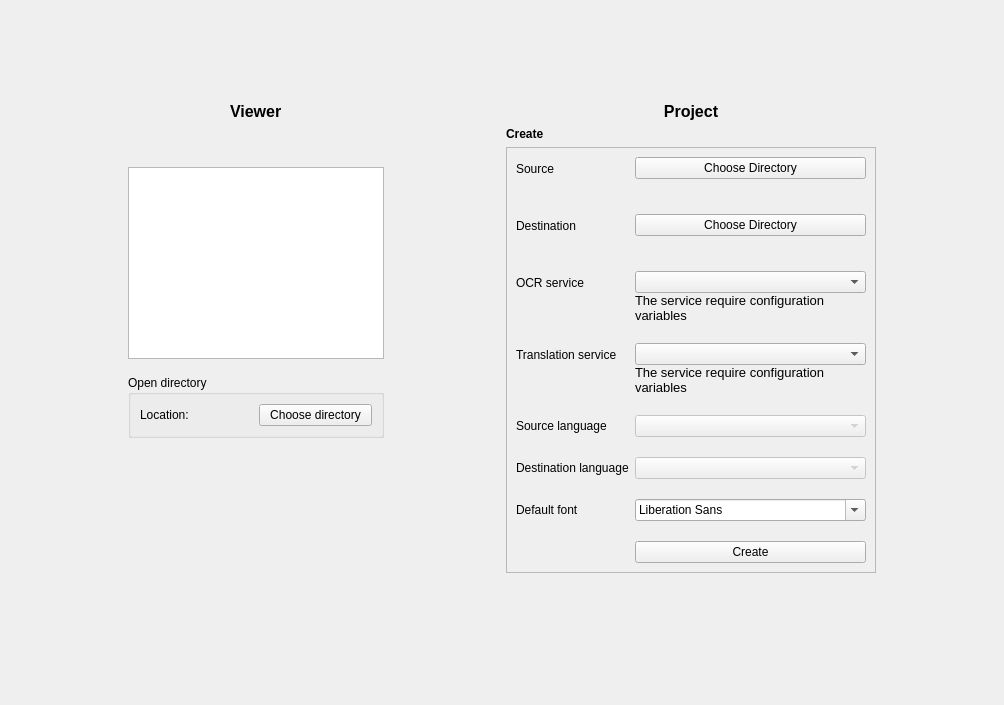
Qt form gui/Transcan/ui/home_page.ui (SimonRacaud/TranscanEditor) before a commit.
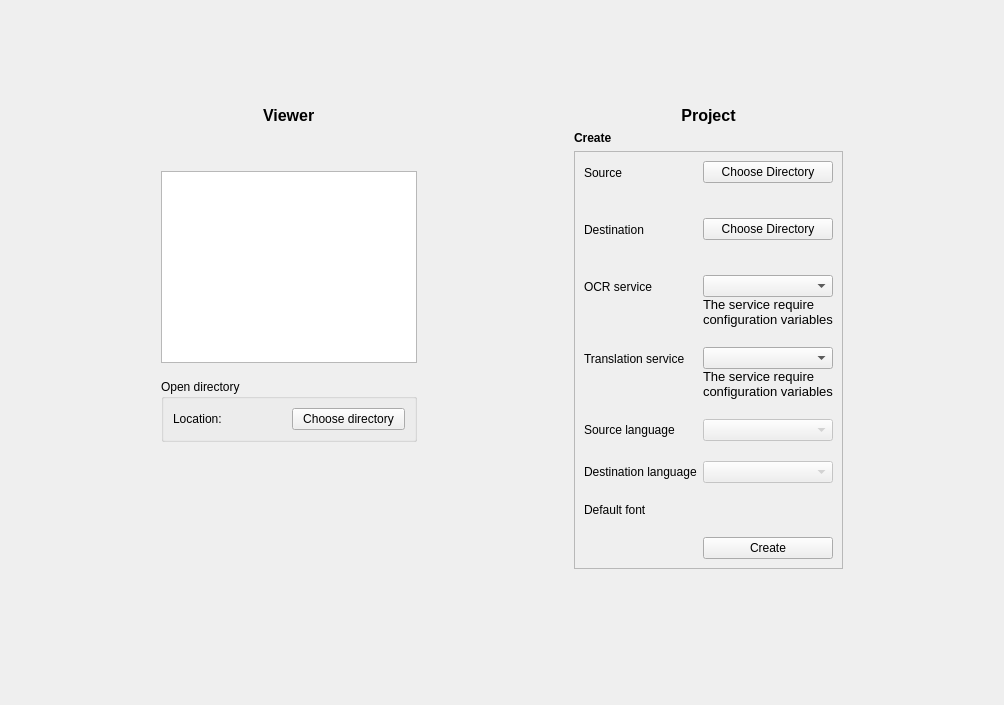
The same form after that commit.

Commit message: feat(ui): new font selector widget. Select regular, sfx or local fonts

Diff of the .ui file:
```diff
--- a/gui/Transcan/ui/home_page.ui
+++ b/gui/Transcan/ui/home_page.ui
@@ -483,16 +483,6 @@
               </property>
              </widget>
             </item>
-            <item row="8" column="0">
-             <widget class="QLabel" name="fontLabel">
-              <property name="text">
-               <string>Default font</string>
-              </property>
-             </widget>
-            </item>
-            <item row="8" column="1">
-             <widget class="QFontComboBox" name="fontComboBox"/>
-            </item>
             <item row="9" column="1">
              <widget class="QPushButton" name="submitButton">
               <property name="text">
@@ -500,6 +490,20 @@
               </property>
              </widget>
             </item>
+            <item row="7" column="1">
+             <layout class="QVBoxLayout" name="fontSelectLayout">
+              <property name="topMargin">
+               <number>0</number>
+              </property>
+             </layout>
+            </item>
+            <item row="7" column="0">
+             <widget class="QLabel" name="fontLabel">
+              <property name="text">
+               <string>Default font</string>
+              </property>
+             </widget>
+            </item>
            </layout>
           </item>
          </layout>
```
The commit also changes 12 other files.
